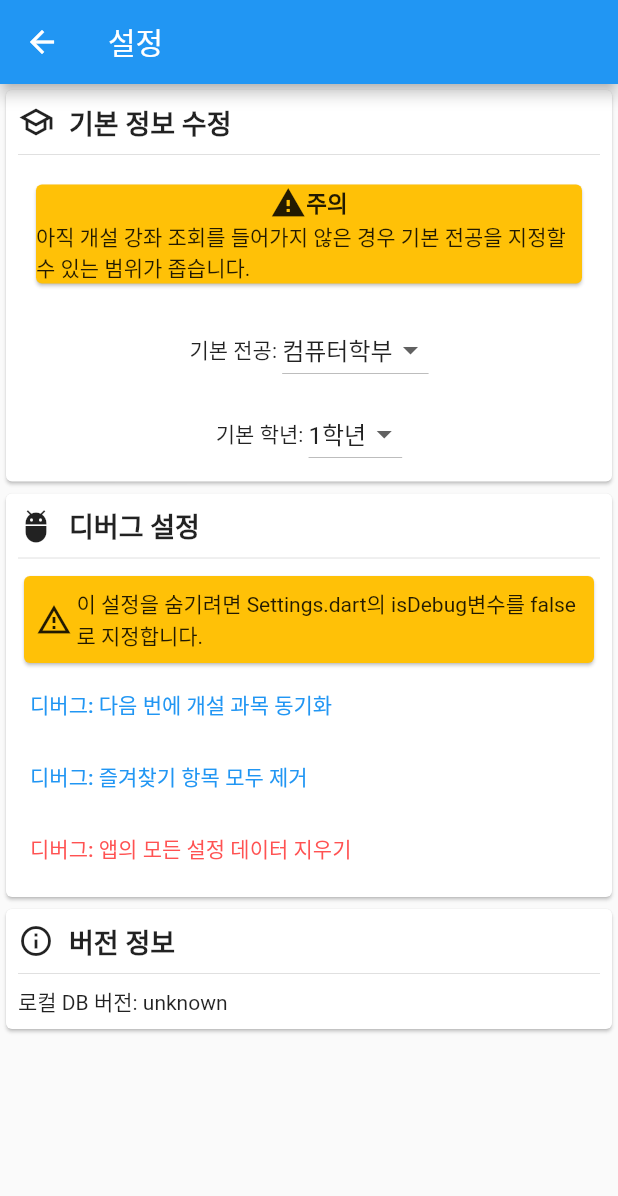
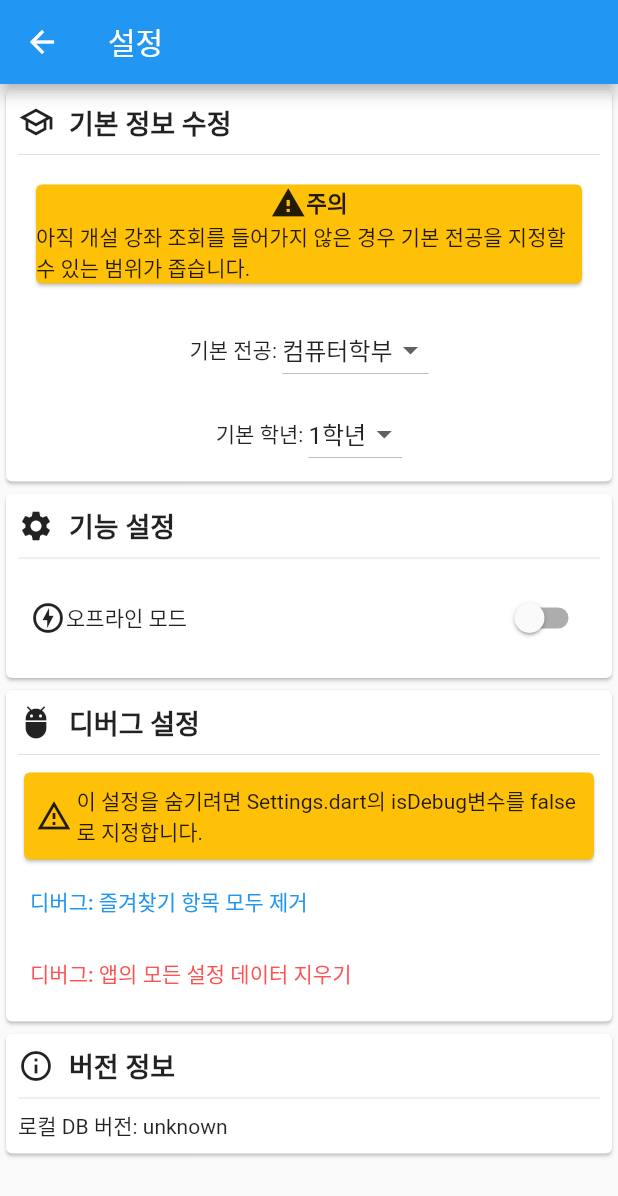
Before and after one commit to sun30812/suwon_mate, a Flutter app: the screen it shows after launch, after a tap on "설정", on a phone screen of 412 x 824 dp. Shown: the top 1196 px of the screen. Run offline on Flutter 3.47's test engine with Material 2 defaults, Android fonts, the phone set to English and light mode, and no system bars; our stand-ins replace firebase_core, firebase_database, shared_preferences; accounts and stored records are empty.

Commit message:
설정 항목에 오프라인 모드 추가

```diff
--- a/lib/Settings.dart
+++ b/lib/Settings.dart
@@ -1,3 +1,5 @@
+import 'dart:convert';
+
 import 'package:flutter/material.dart';
 import 'package:shared_preferences/shared_preferences.dart';
 import 'package:suwon_mate/styleWidget.dart';
@@ -19,6 +21,7 @@ class _SettingPageState extends State<SettingPage> {
   final isDebug = true;
   List<DropdownMenuItem<String>> subDropdownList = [];
   List<DropdownMenuItem<String>> gradeDropdownList = [];
+  Map<String, dynamic> functionSetting = {'offline': false};
 
   Future<SharedPreferences> getSettings() async {
     SharedPreferences _pref = await SharedPreferences.getInstance();
@@ -48,6 +51,7 @@ class _SettingPageState extends State<SettingPage> {
     SharedPreferences _pref = await SharedPreferences.getInstance();
     _pref.setString('mySub', _mySub);
     _pref.setString('myGrade', _grade);
+    _pref.setString('settings', jsonEncode(functionSetting));
   }
 
   Widget noSyncWarning() {
@@ -62,7 +66,10 @@ class _SettingPageState extends State<SettingPage> {
             mainAxisAlignment: MainAxisAlignment.center,
             children: const [
               Icon(Icons.warning),
-              Text('주의', style: TextStyle(fontWeight: FontWeight.bold, fontSize: 15.0),)
+              Text(
+                '주의',
+                style: TextStyle(fontWeight: FontWeight.bold, fontSize: 15.0),
+              )
             ],
           ),
           const Text('아직 개설 강좌 조회를 들어가지 않은 경우 기본 전공을 지정할 수 있는 범위가 좁습니다.')
@@ -73,7 +80,9 @@ class _SettingPageState extends State<SettingPage> {
 
   Widget debugWidget() {
     if (isDebug) {
-      return CardInfo(icon: Icons.adb_outlined, title: '디버그 설정',
+      return CardInfo(
+          icon: Icons.adb_outlined,
+          title: '디버그 설정',
           detail: Column(
             crossAxisAlignment: CrossAxisAlignment.start,
             children: [
@@ -82,47 +91,16 @@ class _SettingPageState extends State<SettingPage> {
                 child: Padding(
                   padding: const EdgeInsets.all(8.0),
                   child: Row(
-                    children: [
+                    children: const [
                       Icon(Icons.warning_amber_outlined),
                       Padding(padding: EdgeInsets.only(right: 3.0)),
-                      Flexible(child: Text('이 설정을 숨기려면 Settings.dart의 isDebug변수를 false로 지정합니다.')),
+                      Flexible(
+                          child: Text(
+                              '이 설정을 숨기려면 Settings.dart의 isDebug변수를 false로 지정합니다.')),
                     ],
                   ),
                 ),
               ),
-              TextButton(
-                  onPressed: () async {
-                    showDialog(
-                        barrierDismissible: false,
-                        context: context,
-                        builder: (BuildContext context) {
-                          return AlertDialog(
-                            title: Row(
-                              children: const [
-                                Icon(Icons.warning_amber_outlined),
-                                Text('경고')
-                              ],
-                            ),
-                            content: const Text('저장된 개설 과목 데이터를 지우고 '
-                                '다음 실행 시 다시 받도록 하시겠습니까?'),
-                            scrollable: true,
-                            actions: [
-                              TextButton(
-                                  onPressed: () async {
-                                    SharedPreferences _pref =
-                                    await SharedPreferences.getInstance();
-                                    _pref.remove('class');
-                                    Navigator.of(context).pop();
-                                  },
-                                  child: const Text('확인')),
-                              TextButton(
-                                  onPressed: () => Navigator.of(context).pop(),
-                                  child: const Text('취소'))
-                            ],
-                          );
-                        });
-                  },
-                  child: const Text('디버그: 다음 번에 개설 과목 동기화')),
               TextButton(
                   onPressed: () async {
                     showDialog(
@@ -187,10 +165,13 @@ class _SettingPageState extends State<SettingPage> {
                           );
                         });
                   },
-                  style: ButtonStyle(overlayColor: MaterialStateProperty.all(Colors.redAccent.withAlpha(50)),
-                    foregroundColor: MaterialStateProperty.all(Colors.redAccent)
-                  ),
-                  child: const Text('디버그: 앱의 모든 설정 데이터 지우기',
+                  style: ButtonStyle(
+                      overlayColor: MaterialStateProperty.all(
+                          Colors.redAccent.withAlpha(50)),
+                      foregroundColor:
+                          MaterialStateProperty.all(Colors.redAccent)),
+                  child: const Text(
+                    '디버그: 앱의 모든 설정 데이터 지우기',
                   )),
             ],
           ));
@@ -211,18 +192,25 @@ class _SettingPageState extends State<SettingPage> {
             if (!snapshot.hasData) {
               return Container();
             } else {
+              if (_isFirst &&
+                  (snapshot.data as SharedPreferences)
+                      .containsKey('settings')) {
+                functionSetting = jsonDecode(
+                    (snapshot.data as SharedPreferences)
+                        .getString('settings')!);
+              }
               if ((snapshot.data as SharedPreferences).containsKey('dp_set')) {
-            subDropdownList = (snapshot.data as SharedPreferences).getStringList('dp_set')!
+                subDropdownList = (snapshot.data as SharedPreferences)
+                    .getStringList('dp_set')!
                     .map((dat) => DropdownMenuItem(
                           child: Text(dat),
                           value: dat,
                         ))
                     .toList();
-            subDropdownList.sort((a,b) => a.value!.compareTo(b.value!));
+                subDropdownList.sort((a, b) => a.value!.compareTo(b.value!));
                 _isSynced = true;
               }
-          if (_isFirst)
-          {
+              if (_isFirst) {
                 _grade =
                     (snapshot.data as SharedPreferences).getString('myGrade') ??
                         '1학년';
@@ -233,7 +221,9 @@ class _SettingPageState extends State<SettingPage> {
               }
               return ListView(
                 children: [
-              CardInfo(icon: Icons.school_outlined, title: '기본 정보 수정',
+                  CardInfo(
+                      icon: Icons.school_outlined,
+                      title: '기본 정보 수정',
                       detail: Column(
                         children: [
                           Padding(
@@ -272,13 +262,54 @@ class _SettingPageState extends State<SettingPage> {
                             ],
                           ),
                         ],
+                      )),
+                  CardInfo(
+                      icon: Icons.settings,
+                      title: '기능 설정',
+                      detail: Column(
+                        children: [
+                          Padding(
+                            padding: const EdgeInsets.all(8.0),
+                            child: Row(
+                              mainAxisAlignment: MainAxisAlignment.spaceBetween,
+                              children: [
+                                GestureDetector(
+                                    onTap: () {
+                                      showDialog(
+                                          context: context,
+                                          builder: (BuildContext context) {
+                                            return const AlertDialog(
+                                              title: Text('오프라인 모드'),
+                                              content: Text(
+                                                  '데이터 사용량을 줄이기 위해 일부 기능의 사용을 제한하고, DB 업데이트를 '
+                                                  '자동으로 하지 않습니다.'),
+                                            );
+                                          });
+                                    },
+                                    child: Row(
+                                      children: [
+                                        Icon(Icons.offline_bolt_outlined),
+                                        const Text('오프라인 모드'),
+                                      ],
+                                    )),
+                                Switch(
+                                    value: functionSetting['offline']!,
+                                    onChanged: (newValue) {
+                                      setState(() {
+                                        functionSetting['offline'] = newValue;
+                                      });
+                                    }),
+                              ],
+                            ),
                           )
-              ),
+                        ],
+                      )),
                   debugWidget(),
                   CardInfo(
                     icon: Icons.info_outline,
                     title: '버전 정보',
-                detail: Text('로컬 DB 버전: ${(snapshot.data as SharedPreferences).getString('db_ver') ?? 'unknown'}'),
+                    detail: Text(
+                        '로컬 DB 버전: ${(snapshot.data as SharedPreferences).getString('db_ver') ?? 'unknown'}'),
                   )
                 ],
               );
--- a/lib/help.dart
+++ b/lib/help.dart
@@ -53,11 +53,10 @@ class HelpPage extends StatelessWidget {
                   ),
                   const Text(
                     '개설 강좌 조회에서 즐겨찾기에 추가한 과목들만 확인할 수 있습니다.\n'
-                        '베타 상태에서는 즐겨찾는 과목메뉴에 들어가서 즐겨찾기를 해제한 경우 즐겨찾기 목록에 '
-                        '과목이 여전히 남아 있습니다. \n완전히 메인 화면으로 나갔다가 오면 사라집니다.',
+                    '베타 상태에서는 즐겨찾는 과목메뉴에 들어가서 즐겨찾기를 해제한 경우 즐겨찾기 목록에 '
+                    '과목이 여전히 남아 있습니다. \n완전히 메인 화면으로 나갔다가 오면 사라집니다.',
                     style: TextStyle(fontSize: 16.0),
                   ),
-
                 ],
               )),
           CardInfo(
@@ -65,7 +64,9 @@ class HelpPage extends StatelessWidget {
               title: '설정',
               detail: const Text(
                 '개설 강좌 조회시 처음에 표시할 학년이나 전공을 설정할 수 있습니다.\n'
-                    '다양한 설정들이 계속 추가될 예정입니다.',
+                '다양한 설정들이 계속 추가될 예정입니다.\n'
+                '\n오프라인 모드: 오프라인용으로 사용하기 위해 인터넷 연결이 필요한 기능을 전부 차단합니다.'
+                'DB가 없는 경우에만 다운로드 하고 존재하는 경우 버전 확인도 진행하지 않습니다. 이 설정은 앱을 재시작 해야 완전히 적용됩니다.',
                 style: TextStyle(fontSize: 16.0),
               )),
         ],
--- a/lib/main.dart
+++ b/lib/main.dart
@@ -1,4 +1,7 @@
+import 'dart:convert';
+
 import 'package:firebase_core/firebase_core.dart';
+import 'package:shared_preferences/shared_preferences.dart';
 import 'package:suwon_mate/Settings.dart';
 import 'package:suwon_mate/favoriteSubject.dart';
 import 'package:suwon_mate/help.dart';
@@ -40,13 +43,56 @@ class App extends StatelessWidget {
 class MainPage extends StatelessWidget {
   const MainPage({Key? key}) : super(key: key);
 
+  Future<SharedPreferences> getSettings() async {
+    SharedPreferences _pref = await SharedPreferences.getInstance();
+    return _pref;
+  }
+
   @override
   Widget build(BuildContext context) {
     return Scaffold(
         appBar: AppBar(
           title: const Text('수원 메이트'),
         ),
-        body: Center(
+        body: FutureBuilder(
+          future: getSettings(),
+          builder: (context, snapshot) {
+            if (!snapshot.hasData) {
+              return Container();
+            } else if (snapshot.hasError) {
+              return Text('Error');
+            } else {
+              return MainMenu(preferences: snapshot.data as SharedPreferences);
+            }
+          },
+        ));
+  }
+}
+
+class MainMenu extends StatefulWidget {
+  SharedPreferences _preferences;
+  MainMenu({
+    Key? key,
+    required SharedPreferences preferences,
+  })  : _preferences = preferences,
+        super(key: key);
+
+  @override
+  State<MainMenu> createState() => _MainMenuState();
+}
+
+class _MainMenuState extends State<MainMenu> {
+  @override
+  Widget build(BuildContext context) {
+    bool isActivated = true;
+    if (widget._preferences.containsKey('settings')) {
+      setState(() {
+        isActivated = !(jsonDecode((widget._preferences.getString('settings'))!)
+            as Map)['offline'];
+      });
+    }
+
+    return Center(
       child: Column(
         mainAxisAlignment: MainAxisAlignment.center,
         children: [
@@ -58,6 +104,7 @@ class MainPage extends StatelessWidget {
           SuwonButton(
             icon: Icons.schedule_outlined,
             buttonName: '학사 일정',
+            isActivate: isActivated,
             onPressed: () => Navigator.of(context).pushNamed('/schedule'),
           ),
           SuwonButton(
@@ -68,20 +115,19 @@ class MainPage extends StatelessWidget {
           SuwonButton(
             icon: Icons.notifications_none,
             buttonName: '공지사항',
+            isActivate: isActivated,
             onPressed: () => Navigator.of(context).pushNamed('/info'),
           ),
           SuwonButton(
               icon: Icons.star_outline,
               buttonName: '즐겨찾는 과목(베타)',
-                onPressed: () => Navigator.of(context).pushNamed('/favorite')
-              ),
+              onPressed: () => Navigator.of(context).pushNamed('/favorite')),
           SuwonButton(
               icon: Icons.settings,
               buttonName: '설정',
-                  onPressed: () =>
-                      Navigator.of(context).pushNamed('/settings')),
+              onPressed: () => Navigator.of(context).pushNamed('/settings')),
         ],
       ),
-        ));
+    );
   }
 }
--- a/lib/styleWidget.dart
+++ b/lib/styleWidget.dart
@@ -130,25 +130,36 @@ class DataLoadingError extends StatelessWidget {
 }
 
 class SuwonButton extends StatelessWidget {
+  bool? isActivate;
   IconData icon;
   String btnName;
   void Function()? onPressed;
   SuwonButton({
     Key? key,
+    bool? isActivate,
     required IconData icon,
     required String buttonName,
     required void Function()? onPressed,
-  })  : icon = icon,
+  })  : isActivate = isActivate,
+        icon = icon,
         btnName = buttonName,
         onPressed = onPressed,
         super(key: key);
+  void Function()? buttonAction() {
+    if (isActivate != null) {
+      if (isActivate == false) {
+    return null;
+      }
+    }
+    return onPressed;
+  }
 
   @override
   Widget build(BuildContext context) {
     return Padding(
       padding: const EdgeInsets.all(8.0),
       child: TextButton(
-          onPressed: onPressed,
+          onPressed: buttonAction(),
           child: Row(
             mainAxisSize: MainAxisSize.min,
             mainAxisAlignment: MainAxisAlignment.center,
```
Also changed, not shown: lib/openClass.dart (+53 -20 lines). Lines whose indentation alone changed are shown as unchanged.
